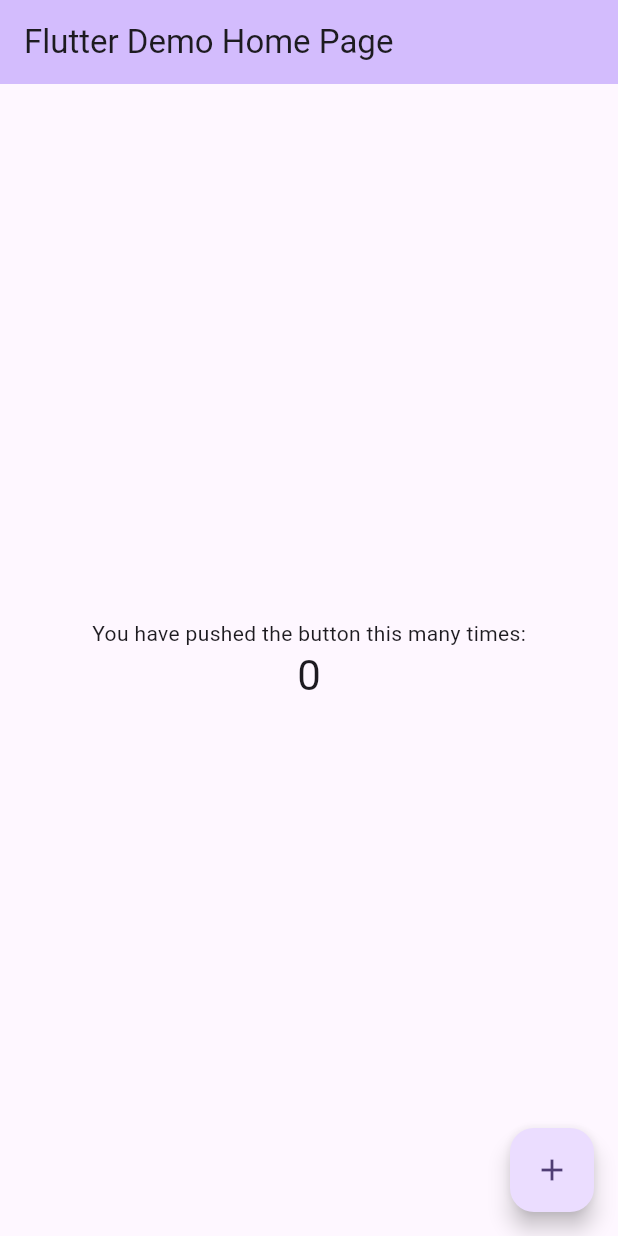
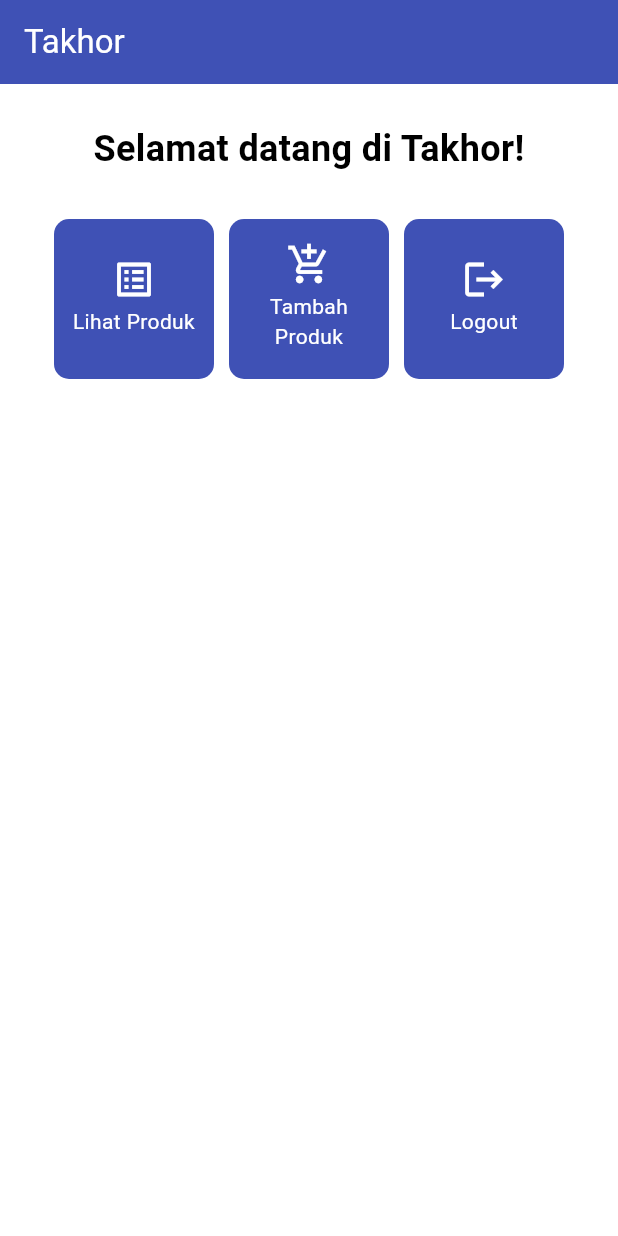
Before and after one commit to gracekarinn/takhor-mobile, a Flutter app: the screen it shows after launch, on a phone screen of 412 x 824 dp. Run offline on Flutter 3.47's test engine with Material 3 defaults, Android fonts, the phone set to English and light mode, and no system bars.

Commit message:
feat: init

```diff
--- a/lib/main.dart
+++ b/lib/main.dart
@@ -1,4 +1,5 @@
 import 'package:flutter/material.dart';
+import 'package:takhor_mobile/menu.dart';
 
 void main() {
   runApp(const MyApp());
@@ -28,98 +29,12 @@
         //
         // This works for code too, not just values: Most code changes can be
         // tested with just a hot reload.
-        colorScheme: ColorScheme.fromSeed(seedColor: Colors.deepPurple),
+        colorScheme: ColorScheme.fromSwatch(
+          primarySwatch: Colors.deepPurple,
+        ).copyWith(secondary: Colors.deepPurple[400]),
         useMaterial3: true,
       ),
-      home: const MyHomePage(title: 'Flutter Demo Home Page'),
+      home: MyHomePage(),
     );
   }
 }
-
-class MyHomePage extends StatefulWidget {
-  const MyHomePage({super.key, required this.title});
-
-  // This widget is the home page of your application. It is stateful, meaning
-  // that it has a State object (defined below) that contains fields that affect
-  // how it looks.
-
-  // This class is the configuration for the state. It holds the values (in this
-  // case the title) provided by the parent (in this case the App widget) and
-  // used by the build method of the State. Fields in a Widget subclass are
-  // always marked "final".
-
-  final String title;
-
-  @override
-  State<MyHomePage> createState() => _MyHomePageState();
-}
-
-class _MyHomePageState extends State<MyHomePage> {
-  int _counter = 0;
-
-  void _incrementCounter() {
-    setState(() {
-      // This call to setState tells the Flutter framework that something has
-      // changed in this State, which causes it to rerun the build method below
-      // so that the display can reflect the updated values. If we changed
-      // _counter without calling setState(), then the build method would not be
-      // called again, and so nothing would appear to happen.
-      _counter++;
-    });
-  }
-
-  @override
-  Widget build(BuildContext context) {
-    // This method is rerun every time setState is called, for instance as done
-    // by the _incrementCounter method above.
-    //
-    // The Flutter framework has been optimized to make rerunning build methods
-    // fast, so that you can just rebuild anything that needs updating rather
-    // than having to individually change instances of widgets.
-    return Scaffold(
-      appBar: AppBar(
-        // TRY THIS: Try changing the color here to a specific color (to
-        // Colors.amber, perhaps?) and trigger a hot reload to see the AppBar
-        // change color while the other colors stay the same.
-        backgroundColor: Theme.of(context).colorScheme.inversePrimary,
-        // Here we take the value from the MyHomePage object that was created by
-        // the App.build method, and use it to set our appbar title.
-        title: Text(widget.title),
-      ),
-      body: Center(
-        // Center is a layout widget. It takes a single child and positions it
-        // in the middle of the parent.
-        child: Column(
-          // Column is also a layout widget. It takes a list of children and
-          // arranges them vertically. By default, it sizes itself to fit its
-          // children horizontally, and tries to be as tall as its parent.
-          //
-          // Column has various properties to control how it sizes itself and
-          // how it positions its children. Here we use mainAxisAlignment to
-          // center the children vertically; the main axis here is the vertical
-          // axis because Columns are vertical (the cross axis would be
-          // horizontal).
-          //
-          // TRY THIS: Invoke "debug painting" (choose the "Toggle Debug Paint"
-          // action in the IDE, or press "p" in the console), to see the
-          // wireframe for each widget.
-          mainAxisAlignment: MainAxisAlignment.center,
-          children: <Widget>[
-            const Text(
-              'You have pushed the button this many times:',
-            ),
-            Text(
-              '$_counter',
-              style: Theme.of(context).textTheme.headlineMedium,
-            ),
-          ],
-        ),
-      ),
-      floatingActionButton: FloatingActionButton(
-        onPressed: _incrementCounter,
-        tooltip: 'Increment',
-        child: const Icon(Icons.add),
-      ), // This trailing comma makes auto-formatting nicer for build methods.
-    );
-  }
-}
--- /dev/null
+++ b/lib/menu.dart
@@ -0,0 +1,158 @@
+import 'package:flutter/material.dart';
+
+class MyHomePage extends StatelessWidget {
+  MyHomePage({super.key});
+
+  @override
+  Widget build(BuildContext context) {
+    return Scaffold(
+      appBar: AppBar(
+        title: const Text(
+          'Takhor',
+          style: TextStyle(
+            color: Colors.white,
+          ),
+        ),
+        backgroundColor: Colors.indigo,
+      ),
+      body: SingleChildScrollView(
+        child: Padding(
+          padding: const EdgeInsets.all(16.0),
+          child: Column(
+            children: <Widget>[
+              const Padding(
+                padding: EdgeInsets.only(top: 10.0, bottom: 10.0),
+                child: Text(
+                  'Selamat datang di Takhor!',
+                  textAlign: TextAlign.center,
+                  style: TextStyle(
+                    fontSize: 24,
+                    fontWeight: FontWeight.bold,
+                  ),
+                ),
+              ),
+              GridView.count(
+                primary: true,
+                padding: const EdgeInsets.all(20),
+                crossAxisSpacing: 10,
+                mainAxisSpacing: 10,
+                crossAxisCount: 3,
+                shrinkWrap: true,
+                children: <Widget>[
+                  Material(
+                    color: Colors.indigo,
+                    borderRadius: BorderRadius.circular(10),
+                    child: InkWell(
+                      onTap: () {
+                        ScaffoldMessenger.of(context)
+                          ..hideCurrentSnackBar()
+                          ..showSnackBar(const SnackBar(
+                              content: Text(
+                                  "Kamu telah menekan tombol Lihat Produk!")));
+                      },
+                      child: Container(
+                        padding: const EdgeInsets.all(8),
+                        child: const Center(
+                          child: Column(
+                            mainAxisAlignment: MainAxisAlignment.center,
+                            children: [
+                              Icon(
+                                Icons.list_alt,
+                                color: Colors.white,
+                                size: 30.0,
+                              ),
+                              Padding(
+                                padding: EdgeInsets.all(3.0),
+                                child: Text(
+                                  "Lihat Produk",
+                                  textAlign: TextAlign.center,
+                                  style: TextStyle(color: Colors.white),
+                                ),
+                              ),
+                            ],
+                          ),
+                        ),
+                      ),
+                    ),
+                  ),
+                  Material(
+                    color: Colors.indigo,
+                    borderRadius: BorderRadius.circular(10),
+                    child: InkWell(
+                      onTap: () {
+                        ScaffoldMessenger.of(context)
+                          ..hideCurrentSnackBar()
+                          ..showSnackBar(const SnackBar(
+                              content: Text(
+                                  "Kamu telah menekan tombol Tambah Produk!")));
+                      },
+                      child: Container(
+                        padding: const EdgeInsets.all(8),
+                        child: const Center(
+                          child: Column(
+                            mainAxisAlignment: MainAxisAlignment.center,
+                            children: [
+                              Icon(
+                                Icons.add_shopping_cart,
+                                color: Colors.white,
+                                size: 30.0,
+                              ),
+                              Padding(
+                                padding: EdgeInsets.all(3.0),
+                                child: Text(
+                                  "Tambah Produk",
+                                  textAlign: TextAlign.center,
+                                  style: TextStyle(color: Colors.white),
+                                ),
+                              ),
+                            ],
+                          ),
+                        ),
+                      ),
+                    ),
+                  ),
+                  Material(
+                    color: Colors.indigo,
+                    borderRadius: BorderRadius.circular(10),
+                    child: InkWell(
+                      onTap: () {
+                        ScaffoldMessenger.of(context)
+                          ..hideCurrentSnackBar()
+                          ..showSnackBar(const SnackBar(
+                              content:
+                                  Text("Kamu telah menekan tombol Logout!")));
+                      },
+                      child: Container(
+                        padding: const EdgeInsets.all(8),
+                        child: const Center(
+                          child: Column(
+                            mainAxisAlignment: MainAxisAlignment.center,
+                            children: [
+                              Icon(
+                                Icons.logout,
+                                color: Colors.white,
+                                size: 30.0,
+                              ),
+                              Padding(
+                                padding: EdgeInsets.all(3.0),
+                                child: Text(
+                                  "Logout",
+                                  textAlign: TextAlign.center,
+                                  style: TextStyle(color: Colors.white),
+                                ),
+                              ),
+                            ],
+                          ),
+                        ),
+                      ),
+                    ),
+                  ),
+                ],
+              ),
+            ],
+          ),
+        ),
+      ),
+    );
+  }
+}
```
